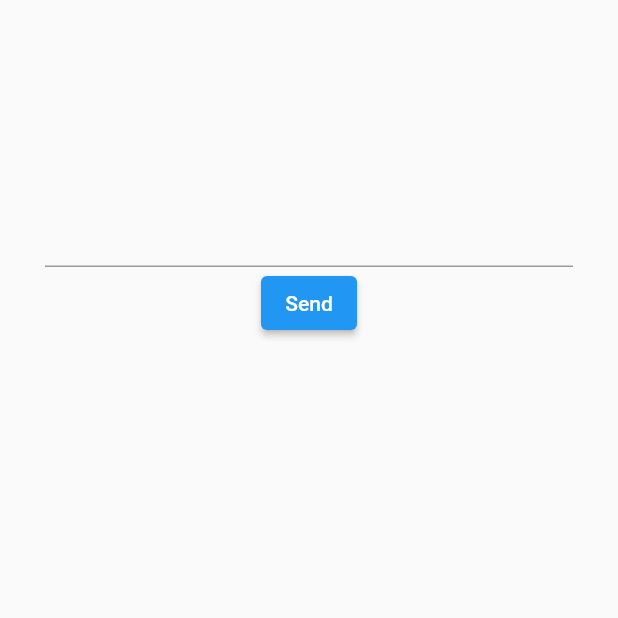
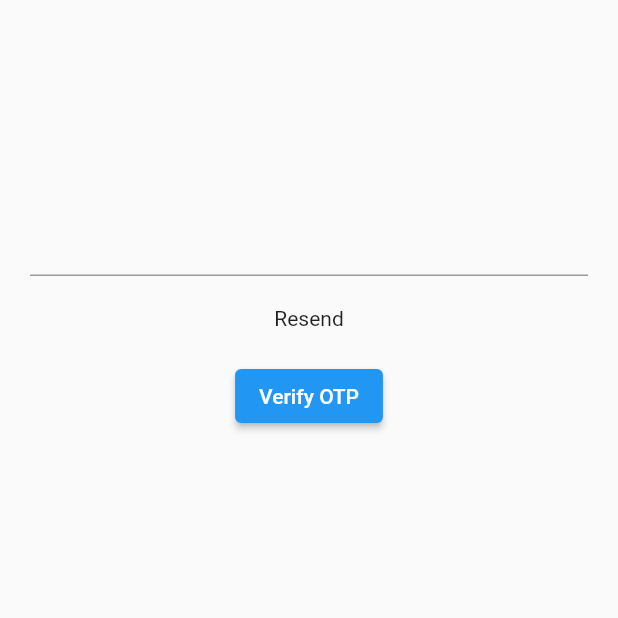
Before and after one commit to DheerajWork/only_phone_auth_d, a Flutter app: the screen it shows after launch, after a tap on "Send", on a phone screen of 412 x 824 dp, the top half of it. Run offline on Flutter 3.47's test engine with Material 2 defaults, Android fonts, the phone set to English and light mode, and no system bars; our stand-ins replace firebase_auth, firebase_core; accounts and stored records are empty; network calls fail.

Commit message:
phone auth update

```diff
--- a/lib/Global.dart
+++ b/lib/Global.dart
@@ -1,3 +1,5 @@
+
+
 class Global {
 
   static Map <String, dynamic> userData = {};
--- /dev/null
+++ b/lib/phone_auth/otp_screen.dart
@@ -0,0 +1,110 @@
+import 'package:firebase_auth/firebase_auth.dart';
+import 'package:flutter/material.dart';
+import 'package:only_phone_auth_d/phone_auth/home_screen.dart';
+
+class OtpScreen extends StatefulWidget {
+  OtpScreen({Key? key, this.phone}) : super(key: key);
+
+  final String? phone;
+
+  @override
+  State<OtpScreen> createState() => _OtpScreenState();
+}
+
+class _OtpScreenState extends State<OtpScreen> {
+  final GlobalKey _scaffoldKey = GlobalKey();
+  final _codeController = TextEditingController();
+
+  otpFunc() async {
+    print("000000000000");
+    try {
+      await FirebaseAuth.instance.signInWithCredential(PhoneAuthProvider.credential(verificationId: _verificationCode, smsCode: _codeController.text)).then((value) async {
+        if (value.user != null) {
+          Navigator.pushAndRemoveUntil(context, MaterialPageRoute(builder: (_) => HomeScreen()), (route) => false);
+          print("Go To HomeScreen");
+        }
+      });
+    } catch (e) {
+      FocusScope.of(context).unfocus();
+      // _scaffoldKey.currentState!.showSnackBar();
+      ScaffoldMessenger.of(context).showSnackBar(const SnackBar(content: Text("Wrong OTP")));
+    }
+  }
+
+  late String _verificationCode;
+
+  @override
+  Widget build(BuildContext context) {
+    return Scaffold(
+      body: Padding(
+        padding: const EdgeInsets.all(20),
+        child: Column(
+          children: [
+            const SizedBox(
+              height: 100,
+            ),
+            Text(widget.phone.toString()),
+            TextFormField(
+              controller: _codeController,
+            ),
+            const SizedBox(
+              height: 20,
+            ),
+            GestureDetector(
+                onTap: () {
+                  print(widget.phone);
+                  _verifyPhone(widget.phone);
+                },
+                child: const Text("Resend")),
+            const SizedBox(
+              height: 20,
+            ),
+            ElevatedButton(
+                onPressed: () {
+                  // Navigator.push(context, MaterialPageRoute(builder: (_) => const HomeScreen()));
+                  otpFunc();
+                  setState(() {});
+                },
+                child: const Text("Verify OTP"))
+          ],
+        ),
+      ),
+    );
+  }
+
+  _verifyPhone(phoneNumber) async {
+    await FirebaseAuth.instance.verifyPhoneNumber(
+        phoneNumber: phoneNumber,
+        verificationCompleted: (PhoneAuthCredential credential) async {
+          await FirebaseAuth.instance.signInWithCredential(credential).then((value) async {
+            if (value.user != null) {
+              print("User Login..............");
+            }
+          });
+        },
+        verificationFailed: (FirebaseAuthException e) {
+          print(e.message);
+          print("-------------------");
+        },
+        codeSent: (String verificationId, int? resendToken) {
+          setState(() {
+            _verificationCode = verificationId;
+          });
+          print("*******************************");
+        },
+        codeAutoRetrievalTimeout: (String verificationId) {
+          setState(() {
+            _verificationCode = verificationId;
+          });
+          print(".........................");
+        },
+        timeout: const Duration(seconds: 60));
+  }
+
+  @override
+  void initState() {
+    // TODO: implement initState
+    super.initState();
+    _verifyPhone(widget.phone);
+  }
+}
--- a/lib/phone_auth/phone_auth.dart
+++ b/lib/phone_auth/phone_auth.dart
@@ -2,6 +2,7 @@ import 'package:flutter/material.dart';
 import 'package:firebase_auth/firebase_auth.dart';
 import 'package:only_phone_auth_d/Global.dart';
 import 'package:only_phone_auth_d/phone_auth/home_screen.dart';
+import 'package:only_phone_auth_d/phone_auth/otp_screen.dart';
 
 class PhoneAuth extends StatefulWidget {
   const PhoneAuth({Key? key}) : super(key: key);
@@ -12,77 +13,77 @@ class PhoneAuth extends StatefulWidget {
 
 class _PhoneAuthState extends State<PhoneAuth> {
   final _phoneController = TextEditingController();
-  final _codeController = TextEditingController();
+  // final _codeController = TextEditingController();
 
   String? phoneNo, _verificationId;
 
-  Future<void> loginUser(String phone) async {
-    FirebaseAuth auth = FirebaseAuth.instance;
-
-    auth.verifyPhoneNumber(
-      phoneNumber: _phoneController.text,
-      timeout: const Duration(seconds: 60),
-      verificationCompleted: (PhoneAuthCredential credential) async {
-        Navigator.of(context).pop();
-
-        UserCredential result = await auth.signInWithCredential(credential);
-
-        var user = result.user;
-
-        if (user != null) {
-          // ignore: use_build_context_synchronously
-          Navigator.push(context, MaterialPageRoute(builder: (context) => const HomeScreen()));
-        } else {
-          print("Error");
-        }
-      },
-      verificationFailed: (FirebaseAuthException exception) {
-        print(exception);
-      },
-      codeSent: (String verificationId, int? forceResendingToken) {
-        showDialog(
-            context: context,
-            builder: (context) {
-              return AlertDialog(
-                title: const Text("Give the code"),
-                content: Column(
-                  mainAxisSize: MainAxisSize.min,
-                  children: [
-                    TextField(
-                      controller: _codeController,
-                    )
-                  ],
-                ),
-                actions: [
-                  ElevatedButton(
-                      onPressed: () async {
-                        print("111111111111111111");
-                        PhoneAuthCredential credential = PhoneAuthProvider.credential(verificationId: verificationId, smsCode: _codeController.text);
-                        UserCredential user = await auth.signInWithCredential(credential);
-                        Global.uid = user.user!.uid;
-
-                        print(user.user!.uid);
-
-                        if (user.user != null) {
-                          // ignore: use_build_context_synchronously
-                          Navigator.push(context, MaterialPageRoute(builder: (context) => const HomeScreen()));
-                        }
-
-                        _verificationId = verificationId;
-                        print("00000000000000000000000");
-                      },
-                      child: const Text("Confirm"))
-                ],
-              );
-            },
-            barrierDismissible: false);
-      },
-      codeAutoRetrievalTimeout: (String verificationId) {
-        print("verification code: $verificationId");
-        _verificationId = verificationId;
-      },
-    );
-  }
+  // Future<void> loginUser(String phone) async {
+  //   FirebaseAuth auth = FirebaseAuth.instance;
+  //
+  //   // auth.verifyPhoneNumber(
+  //   //   phoneNumber: _phoneController.text,
+  //   //   timeout: const Duration(seconds: 60),
+  //   //   verificationCompleted: (PhoneAuthCredential credential) async {
+  //   //     Navigator.of(context).pop();
+  //   //
+  //   //     UserCredential result = await auth.signInWithCredential(credential);
+  //   //
+  //   //     var user = result.user;
+  //   //
+  //   //     if (user != null) {
+  //   //       // ignore: use_build_context_synchronously
+  //   //       Navigator.push(context, MaterialPageRoute(builder: (context) => const HomeScreen()));
+  //   //     } else {
+  //   //       print("Error");
+  //   //     }
+  //   //   },
+  //   //   verificationFailed: (FirebaseAuthException exception) {
+  //   //     print(exception);
+  //   //   },
+  //   //   codeSent: (String verificationId, int? forceResendingToken) {
+  //   //     showDialog(
+  //   //         context: context,
+  //   //         builder: (context) {
+  //   //           return AlertDialog(
+  //   //             title: const Text("Give the code"),
+  //   //             content: Column(
+  //   //               mainAxisSize: MainAxisSize.min,
+  //   //               children: [
+  //   //                 TextField(
+  //   //                   controller: _codeController,
+  //   //                 )
+  //   //               ],
+  //   //             ),
+  //   //             actions: [
+  //   //               ElevatedButton(
+  //   //                   onPressed: () async {
+  //   //                     print("111111111111111111");
+  //   //                     PhoneAuthCredential credential = PhoneAuthProvider.credential(verificationId: verificationId, smsCode: _codeController.text);
+  //   //                     UserCredential user = await auth.signInWithCredential(credential);
+  //   //                     Global.uid = user.user!.uid;
+  //   //
+  //   //                     print(user.user!.uid);
+  //   //
+  //   //                     if (user.user != null) {
+  //   //                       // ignore: use_build_context_synchronously
+  //   //                       Navigator.push(context, MaterialPageRoute(builder: (context) => const HomeScreen()));
+  //   //                     }
+  //   //
+  //   //                     _verificationId = verificationId;
+  //   //                     print("00000000000000000000000");
+  //   //                   },
+  //   //                   child: const Text("Confirm"))
+  //   //             ],
+  //   //           );
+  //   //         },
+  //   //         barrierDismissible: false);
+  //   //   },
+  //   //   codeAutoRetrievalTimeout: (String verificationId) {
+  //   //     print("verification code: $verificationId");
+  //   //     _verificationId = verificationId;
+  //   //   },
+  //   // );
+  // }
 
   @override
   Widget build(BuildContext context) {
@@ -101,9 +102,8 @@ class _PhoneAuthState extends State<PhoneAuth> {
               ),
               ElevatedButton(
                 onPressed: () {
-                  loginUser(_phoneController.text);
-                  print("SEND");
-                  print(_phoneController.text);
+                  Navigator.of(context).push(MaterialPageRoute(
+                      builder: (context) => OtpScreen(phone: _phoneController.text,)));
                 },
                 child: const Text("Send"),
               )
```
Also changed, not shown: lib/phone_auth/home_screen.dart (+16 -2 lines).
